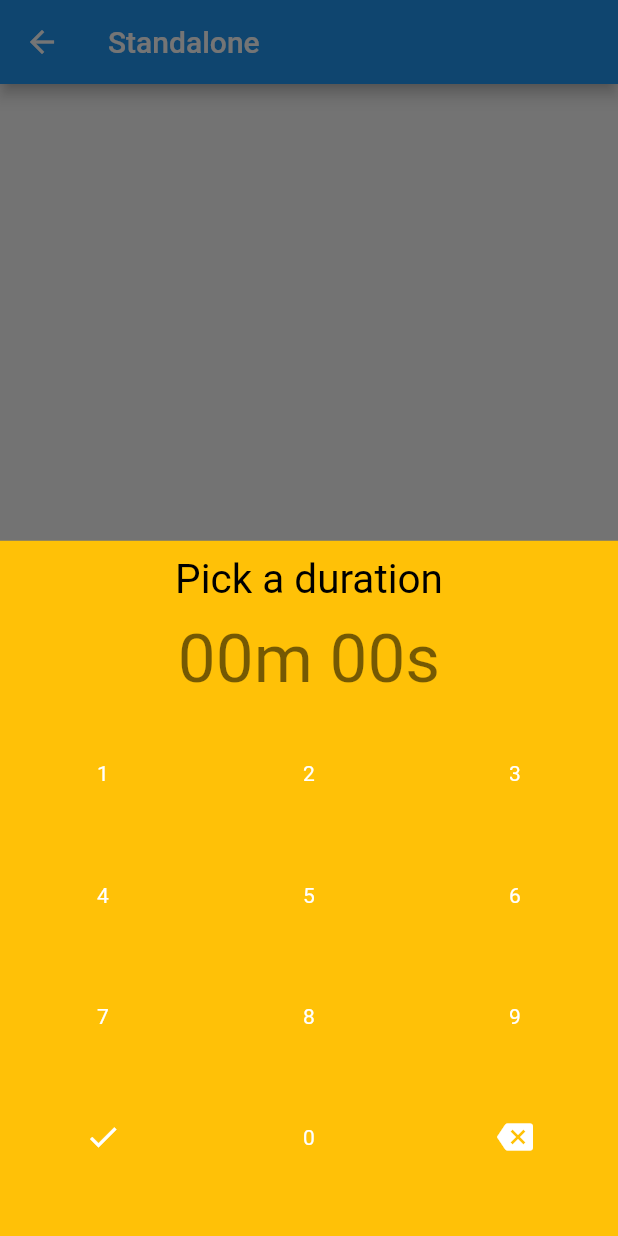
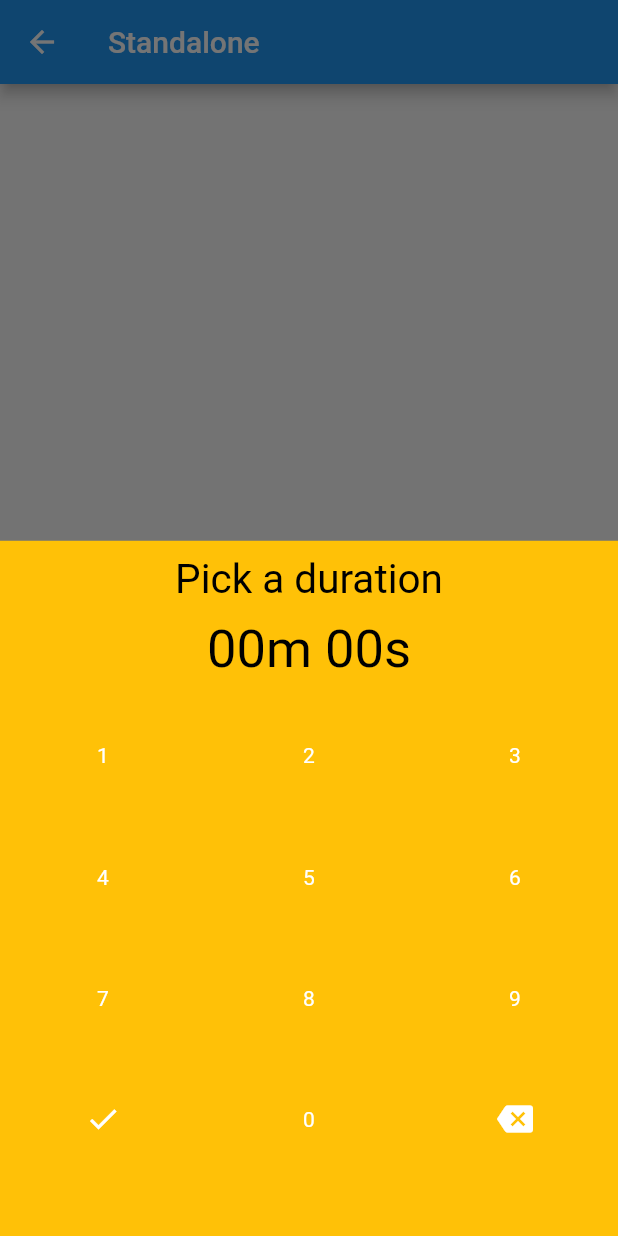
Before and after one commit to kiesman99/bottom_sheet_duration_picker, a Flutter app: the StandaloneExamplePage screen opened directly, after a tap on "Pick a duration", on a phone screen of 412 x 824 dp. Run offline on Flutter 3.47's test engine with Material 2 defaults, Android fonts, the phone set to English and light mode, and no system bars.

Commit message:
Added custom Theme class for bottom sheet.

````diff
--- a/example/lib/StandaloneExamplePage.dart
+++ b/example/lib/StandaloneExamplePage.dart
@@ -7,7 +7,6 @@ class StandaloneExamplePage extends StatefulWidget {
 }
 
 class _StandaloneExamplePageState extends State<StandaloneExamplePage> {
-
   Duration duration = Duration.zero;
 
   @override
@@ -26,12 +25,13 @@ class _StandaloneExamplePageState extends State<StandaloneExamplePage> {
               child: Text("Pick a duration"),
               onPressed: () async {
                 var d = await showDurationPickerBottomSheet(
-                  enableDrag: true,
-                  backgroundColor: Colors.amber,
-                  dialPadTextColor: Colors.white,
-                  context: context,
-                  label: "Pick a duration"
-                );
+                    enableDrag: true,
+                    themeData: BottomSheetDurationPickerThemeData(
+                        bottomSheetThemeData:
+                            BottomSheetThemeData(backgroundColor: Colors.amber),
+                        dialpadTextStyle: TextStyle(color: Colors.white)),
+                    context: context,
+                    label: "Pick a duration");
                 setState(() {
                   // if the user drags the dialog away a null is returned
                   duration = d ?? duration;
--- a/lib/bottom_sheet_duration_picker.dart
+++ b/lib/bottom_sheet_duration_picker.dart
@@ -3,3 +3,4 @@ library bottom_sheet_duration_picker;
 export 'src/modal/time_picker_bottom_sheet.dart';
 export 'src/form_elements/duration_picker_form_Field.dart';
 export 'src/utils/duration_formatter.dart';
+export 'src/theme/bottom_sheet_duration_picker_theme_data.dart';
--- a/lib/src/modal/time_picker_bottom_sheet.dart
+++ b/lib/src/modal/time_picker_bottom_sheet.dart
@@ -1,10 +1,11 @@
+import 'dart:html';
+
+import 'package:bottom_sheet_duration_picker/src/theme/bottom_sheet_duration_picker_theme_data.dart';
 import 'package:bottom_sheet_duration_picker/src/utils/shift_utils.dart';
 import 'package:flutter/material.dart';
 
 // TODO: set options to select just seconds, seconds and minutes, hours seconds and minutes
 // TODO: make the dial pad fitting in the bottomSheet
-
-TextStyle _dialpadTextStyle = TextStyle();
 
 /// This function will show a modal containing a
 /// number selection to pick a [Duration].
@@ -39,38 +40,31 @@ TextStyle _dialpadTextStyle = TextStyle();
 /// The [showDurationPickerBottomSheet] will return a [Duration]
 /// with the picked time of the user. It is delivered via a
 /// [Future].
-Future<Duration> showDurationPickerBottomSheet({
-  BuildContext context,
-  Color dialPadTextColor = Colors.black,
-  String label,
-  TextStyle labelStyle,
-  ShapeBorder shapeBorder,
-  Color backgroundColor = Colors.white,
-  bool enableDrag = false,
-  bool isDismissible = true
-}) async {
-
+Future<Duration> showDurationPickerBottomSheet(
+    {BuildContext context,
+    BottomSheetDurationPickerThemeData themeData,
+    bool isDismissible = true,
+    bool enableDrag = true,
+    String label}) async {
   Widget labelWidget = Container();
-  if(label != null && label.isNotEmpty) {
-    labelStyle = labelStyle ?? TextStyle(color: Colors.black, fontSize: 27.0);
+  if (label != null && label.isNotEmpty) {
     labelWidget = Padding(
-      padding: EdgeInsets.only(top: 10.0,),
-      child: Text(label, style: labelStyle),
+      padding: EdgeInsets.only(
+        top: 10.0,
+      ),
+      child: Text(label, style: themeData.labelStyle),
     );
   }
 
-  if (shapeBorder != null) {
-    shapeBorder = RoundedRectangleBorder(
-      borderRadius: BorderRadius.circular(15.0),
-    );
-  }
-
+  var bottomSheetTheme = themeData.bottomSheetThemeData;
   return await showModalBottomSheet<Duration>(
       context: context,
       isDismissible: isDismissible,
       enableDrag: enableDrag,
-      backgroundColor: backgroundColor,
-      shape: shapeBorder,
+      backgroundColor: bottomSheetTheme.backgroundColor,
+      shape: bottomSheetTheme.shape,
+      clipBehavior: bottomSheetTheme.clipBehavior,
+      elevation: bottomSheetTheme.elevation,
       builder: (context) {
         List<int> elements = [0, 0, 0, 0];
         var count = 0;
@@ -85,7 +79,7 @@ Future<Duration> showDurationPickerBottomSheet({
                   padding: EdgeInsets.only(top: 10.0, bottom: 10.0),
                   child: Text(
                     '${elements[3]}${elements[2]}m ${elements[1]}${elements[0]}s',
-                    style: Theme.of(context).textTheme.headline3,
+                    style: themeData.pickedDurationTextStyle,
                   ),
                 ),
                 Expanded(
@@ -104,7 +98,8 @@ Future<Duration> showDurationPickerBottomSheet({
                           },
                           child: Container(
                             child: Center(
-                              child: Icon(Icons.check, color: dialPadTextColor),
+                              child: Icon(Icons.check,
+                                  color: themeData.dialpadLeftIconColor),
                             ),
                           ),
                         );
@@ -121,13 +116,12 @@ Future<Duration> showDurationPickerBottomSheet({
                             },
                             child: Container(
                               child: Center(
-                              child: Text('0',
-                                style: _dialpadTextStyle.copyWith(
-                                    color: dialPadTextColor
-                                )),
+                                child: Text(
+                                  '0',
+                                  style: themeData.dialpadTextStyle,
                                 ),
                               ),
-                        );
+                            ));
                       } else if (i == 12) {
                         return InkWell(
                           onTap: () {
@@ -139,7 +133,8 @@ Future<Duration> showDurationPickerBottomSheet({
                           },
                           child: Container(
                             child: Center(
-                              child: Icon(Icons.backspace, color: dialPadTextColor),
+                              child: Icon(Icons.backspace,
+                                  color: themeData.dialpadRightIconColor),
                             ),
                           ),
                         );
@@ -156,14 +151,12 @@ Future<Duration> showDurationPickerBottomSheet({
                           },
                           child: Container(
                             child: Center(
-                            child: Text('$i',
-                                style: _dialpadTextStyle.copyWith(
-                                  color: dialPadTextColor
-                                )
+                              child: Text(
+                                '$i',
+                                style: themeData.dialpadTextStyle,
                               ),
                             ),
-                        ),
-                      );
+                          ));
                     },
                   ),
                 )
--- /dev/null
+++ b/lib/src/theme/bottom_sheet_duration_picker_theme_data.dart
@@ -0,0 +1,79 @@
+import 'package:flutter/foundation.dart';
+import 'package:flutter/material.dart';
+import 'package:bottom_sheet_duration_picker/src/modal/time_picker_bottom_sheet.dart';
+
+/// This class defines all properties to style the
+/// [BottomSheet] used in [showDurationPickerBottomSheet].
+@immutable
+class BottomSheetDurationPickerThemeData with Diagnosticable {
+  /// Defines the style for the [BottomSheet] used in
+  /// [showDurationPickerBottomSheet].
+  final BottomSheetThemeData bottomSheetThemeData;
+
+  /// Defines the style for the text elements in the
+  /// [BottomSheet] Dial to pick numbers.
+  final TextStyle dialpadTextStyle;
+
+  Color _dialpadLeftIconColor;
+
+  /// Defines the [Color] of the left hand side
+  /// icon in the dialpad.
+  ///
+  /// Defaults to [dialpadTextStyle.color]
+  Color get dialpadLeftIconColor => _dialpadLeftIconColor;
+
+  Color _dialpadRightIconColor;
+
+  /// Defines the [Color] of the right hand side
+  /// icon in the dialpad.
+  ///
+  /// Defaults to [dialpadTextStyle.color]
+  Color get dialpadRightIconColor => _dialpadRightIconColor;
+
+  /// Defines the [TextStyle] of the label.
+  ///
+  /// Defaults to
+  /// ```
+  /// TextStyle(color: Colors.black, fontSize: 27.0)
+  /// ```
+  final TextStyle labelStyle;
+
+  /// Defines the [TextStyle] of the picked
+  /// [Duration] in the [showDurationPickerBottomSheet].
+  ///
+  /// Defaults to
+  /// ```
+  ///
+  /// ```
+  final TextStyle pickedDurationTextStyle;
+
+  BottomSheetDurationPickerThemeData(
+      {this.bottomSheetThemeData = const BottomSheetThemeData(),
+      this.dialpadTextStyle = const TextStyle(),
+      this.labelStyle = const TextStyle(color: Colors.black, fontSize: 27.0),
+      this.pickedDurationTextStyle =
+          const TextStyle(color: Colors.black, fontSize: 35.0),
+      Color dialpadLeftIconColor,
+      Color dialpadRightIconColor}) {
+    _dialpadLeftIconColor = dialpadLeftIconColor ?? dialpadTextStyle.color;
+    _dialpadRightIconColor = dialpadRightIconColor ?? dialpadTextStyle.color;
+  }
+
+  BottomSheetDurationPickerThemeData copyWith(
+      {BottomSheetThemeData bottomSheetThemeData,
+      TextStyle dialpadTextStyle,
+      TextStyle labelStyle,
+      TextStyle pickedDurationTextStyle,
+      Color dialpadLeftIconColor,
+      Color dialpadRightIconColor}) {
+    return BottomSheetDurationPickerThemeData(
+        bottomSheetThemeData: bottomSheetThemeData ?? this.bottomSheetThemeData,
+        dialpadTextStyle: dialpadTextStyle ?? this.dialpadTextStyle,
+        pickedDurationTextStyle:
+            pickedDurationTextStyle ?? this.pickedDurationTextStyle,
+        labelStyle: labelStyle ?? this.labelStyle,
+        dialpadLeftIconColor: dialpadLeftIconColor ?? this.dialpadLeftIconColor,
+        dialpadRightIconColor:
+            dialpadRightIconColor ?? this.dialpadRightIconColor);
+  }
+}
````
Also changed, not shown: lib/src/form_elements/duration_picker_form_Field.dart (+14 -20 lines), example/pubspec.lock. Lines whose indentation alone changed are shown as unchanged.
